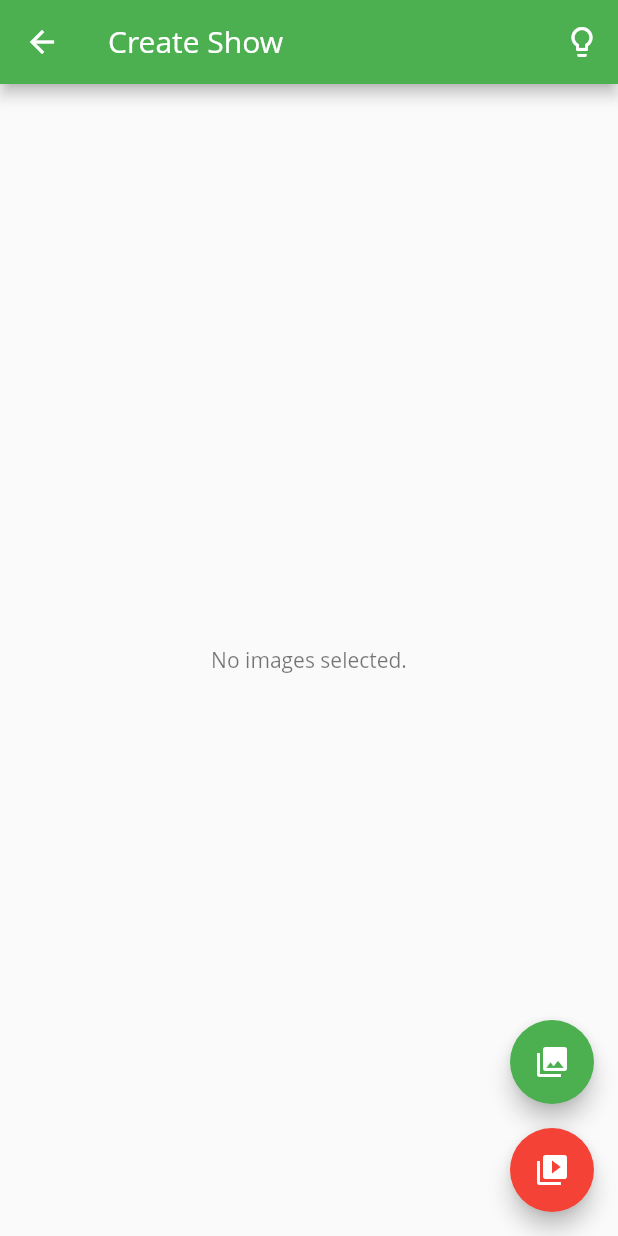
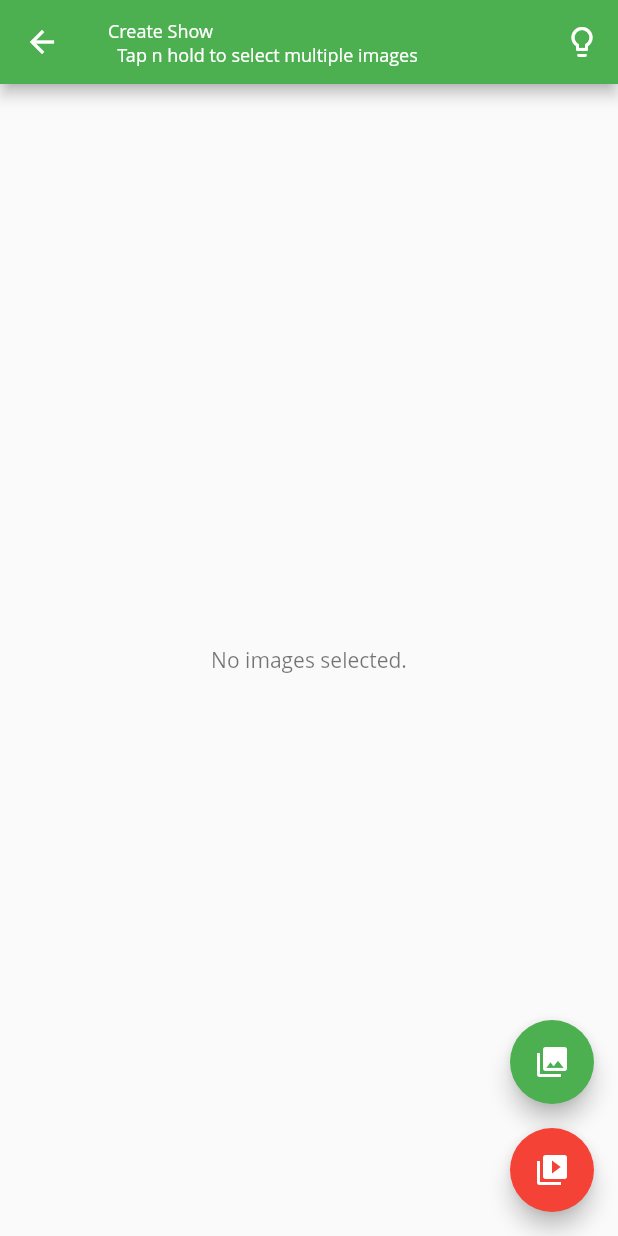
Before and after one commit to techieasif/Demonstration, a Flutter app: the screen it shows after launch, after a tap on "Create Show", on a phone screen of 412 x 824 dp. Run offline on Flutter 3.47's test engine with Material 2 defaults, Android fonts, the phone set to English and light mode, and no system bars; our stand-ins replace bloc, equatable, firebase_auth, flutter_bloc, geolocator, google_maps_flutter and 2 more; missing offline and left inert: flutter_facebook_login, multi_media_picker; accounts and stored records are empty.

```diff
--- a/lib/src/UI/CreateShow/selectMultipleImages.dart
+++ b/lib/src/UI/CreateShow/selectMultipleImages.dart
@@ -3,7 +3,6 @@ import '../../../src/shared_wigets/themeChange.dart';
 import 'package:flutter/material.dart';
 import 'package:multi_media_picker/multi_media_picker.dart';
 import 'package:video_player/video_player.dart';
-
 import 'imageSliderWidget.dart';
 
 class SelectMultipleImages extends StatefulWidget {
@@ -12,16 +11,17 @@ class SelectMultipleImages extends StatefulWidget {
 }
 
 class _SelectMultipleImagesState extends State<SelectMultipleImages> {
-  List<File> _imgs;
+  List<File> _userImages;
   bool isVideo = false;
   VideoPlayerController _controller;
   VoidCallback listener;
 
   _onImageButtonPressed(ImageSource source, {bool singleImage = false}) async {
-    var imgs;
+    var images;
     if (!isVideo) {
-      imgs = await MultiMediaPicker.pickImages(
+      images = await MultiMediaPicker.pickImages(
           source: source, singleImage: singleImage);
+      images = (images as List).reversed.toList();
     }
     setState(() {
       if (_controller != null) {
@@ -42,7 +42,7 @@ class _SelectMultipleImagesState extends State<SelectMultipleImages> {
           }
         });
       } else {
-        _imgs = imgs;
+        _userImages = images;
       }
     });
   }
@@ -92,14 +92,14 @@ class _SelectMultipleImagesState extends State<SelectMultipleImages> {
   }
 
   Widget _previewImages() {
-    if (_imgs == null) {
+    if (_userImages == null) {
       return Text('No images selected.');
-    } else if (_imgs.length > 5) {
+    } else if (_userImages.length > 5) {
       return Text(
           'More than 5 images Selected \n Please select up to 5 images');
     } else {
       return SliderWidget(
-        imageList: _imgs,
+        imageList: _userImages,
         imageBorderRadius: BorderRadius.circular(8.0),
       );
     }
@@ -109,7 +109,7 @@ class _SelectMultipleImagesState extends State<SelectMultipleImages> {
   Widget build(BuildContext context) {
     return Scaffold(
       appBar: AppBar(
-        title: Text("Create Show"),
+        title: Text("Create Show \n  Tap n hold to select multiple images", style: TextStyle(fontSize: 12),),
         actions: <Widget>[
           IconButton(
               icon: Icon(Icons.lightbulb_outline),
--- a/lib/src/UI/homescreen.dart
+++ b/lib/src/UI/homescreen.dart
@@ -55,23 +55,6 @@ class HomeScreen extends StatelessWidget {
                   Navigator.push(
                     context,
                     MaterialPageRoute(
-                        builder: (context) => SelectMultipleImages(),
-                      ),
-                    );
-                  },
-                  title: "Create Show",
-                  screenSize: screenSize,
-                  key: UniqueKey()),
-            ],
-          ),
-          Row(
-            mainAxisSize: MainAxisSize.min,
-            children: <Widget>[
-              OptionWidget(
-                fun: () {
-                  Navigator.push(
-                    context,
-                    MaterialPageRoute(
                       builder: (context) => MapsScreen(),
                     ),
                   );
@@ -80,6 +63,12 @@ class HomeScreen extends StatelessWidget {
                 screenSize: screenSize,
                 key: UniqueKey(),
               ),
+
+            ],
+          ),
+          Row(
+            mainAxisSize: MainAxisSize.min,
+            children: <Widget>[
               OptionWidget(
                 fun: () {
                   Navigator.push(
@@ -93,6 +82,18 @@ class HomeScreen extends StatelessWidget {
                 screenSize: screenSize,
                 key: UniqueKey(),
               ),
+              OptionWidget(
+                  fun: () {
+                    Navigator.push(
+                      context,
+                      MaterialPageRoute(
+                        builder: (context) => SelectMultipleImages(),
+                      ),
+                    );
+                  },
+                  title: "Create Show",
+                  screenSize: screenSize,
+                  key: UniqueKey()),
             ],
           ),
         ],
```
Also changed, not shown: lib/src/UI/TrackMe/googleMapPage.dart (+11 -0 lines), 5 other files. Lines whose indentation alone changed are shown as unchanged.
